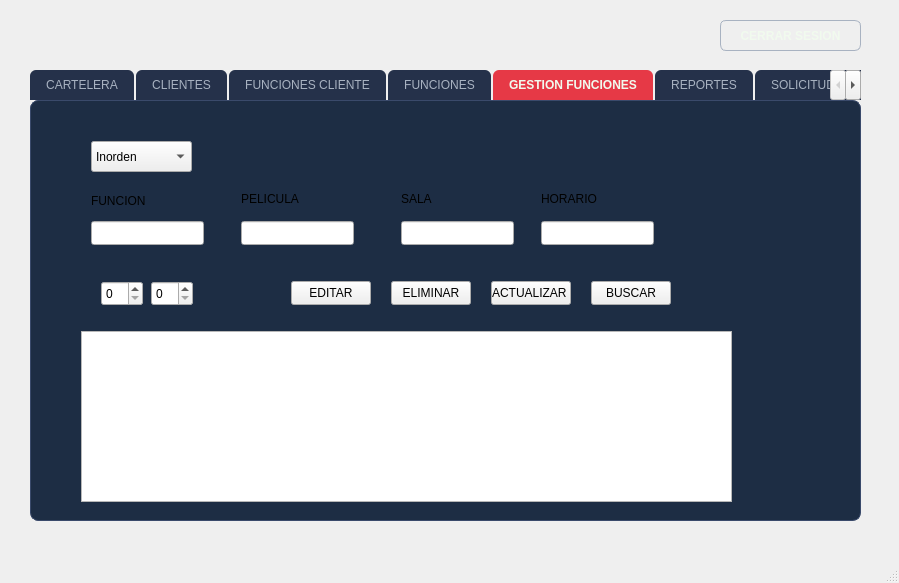
Old version of the form FASE2/mainwindow.ui in the repository SABANd5/EDD_2S2026_PY_202303371.
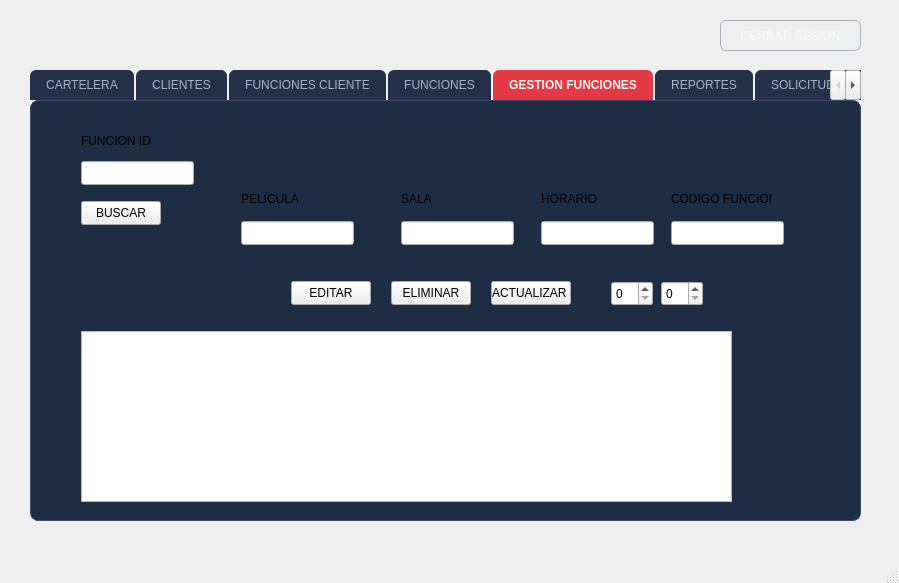
New version of the form. The open tabs and pages were chosen to show the change.

Patch:
```diff
--- a/FASE2/mainwindow.ui
+++ b/FASE2/mainwindow.ui
@@ -2734,8 +2734,8 @@
        <widget class="QLineEdit" name="txtBuscarFuncion">
         <property name="geometry">
          <rect>
-          <x>60</x>
-          <y>120</y>
+          <x>50</x>
+          <y>60</y>
           <width>113</width>
           <height>24</height>
          </rect>
@@ -2774,7 +2774,7 @@
        <widget class="QSpinBox" name="spinBox">
         <property name="geometry">
          <rect>
-          <x>70</x>
+          <x>580</x>
           <y>180</y>
           <width>42</width>
           <height>25</height>
@@ -2784,7 +2784,7 @@
        <widget class="QSpinBox" name="spinBox_2">
         <property name="geometry">
          <rect>
-          <x>120</x>
+          <x>630</x>
           <y>180</y>
           <width>42</width>
           <height>25</height>
@@ -2804,14 +2804,14 @@
        <widget class="QLabel" name="label_46">
         <property name="geometry">
          <rect>
-          <x>60</x>
-          <y>90</y>
-          <width>61</width>
+          <x>50</x>
+          <y>30</y>
+          <width>91</width>
           <height>20</height>
          </rect>
         </property>
         <property name="text">
-         <string>FUNCION</string>
+         <string>FUNCION ID</string>
         </property>
        </widget>
        <widget class="QLabel" name="label_47">
@@ -2895,8 +2895,8 @@
        <widget class="QPushButton" name="btnBuscarFuncion">
         <property name="geometry">
          <rect>
-          <x>560</x>
-          <y>180</y>
+          <x>50</x>
+          <y>100</y>
           <width>80</width>
           <height>24</height>
          </rect>
@@ -2905,30 +2905,37 @@
          <string>BUSCAR</string>
         </property>
        </widget>
-       <widget class="QComboBox" name="cmbOrdenClientes_2">
+       <widget class="QLineEdit" name="txtEditCodigoFuncion">
+        <property name="enabled">
+         <bool>true</bool>
+        </property>
         <property name="geometry">
          <rect>
-          <x>60</x>
-          <y>40</y>
+          <x>640</x>
+          <y>120</y>
+          <width>113</width>
+          <height>24</height>
+         </rect>
+        </property>
+        <property name="cursor">
+         <cursorShape>SizeAllCursor</cursorShape>
+        </property>
+        <property name="readOnly">
+         <bool>true</bool>
+        </property>
+       </widget>
+       <widget class="QLabel" name="label_56">
+        <property name="geometry">
+         <rect>
+          <x>640</x>
+          <y>90</y>
           <width>101</width>
-          <height>31</height>
+          <height>16</height>
          </rect>
         </property>
-        <item>
-         <property name="text">
-          <string>Inorden</string>
-         </property>
-        </item>
-        <item>
-         <property name="text">
-          <string>Preorden</string>
-         </property>
-        </item>
-        <item>
-         <property name="text">
-          <string>Postorden</string>
-         </property>
-        </item>
+        <property name="text">
+         <string>CODIGO FUNCION</string>
+        </property>
        </widget>
       </widget>
       <widget class="QWidget" name="tab_7">
```
Left out of the diff: 47 changed lines with no effect on the pictures.
